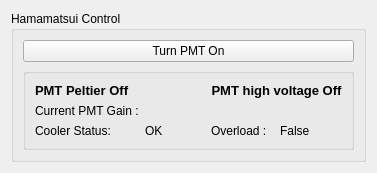
The window that acq4/devices/HamamatsuPMT/hamamatsuPMTTemplate.ui (mgraupe/acq4) describes before a commit, drawn with Qt 5.
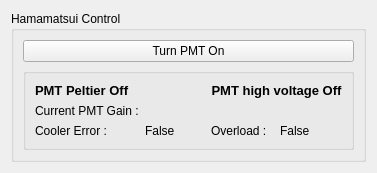
The same window after the commit.

Commit message: status updates now visible in dev gui

Diff of the .ui file:
```diff
--- a/acq4/devices/HamamatsuPMT/hamamatsuPMTTemplate.ui
+++ b/acq4/devices/HamamatsuPMT/hamamatsuPMTTemplate.ui
@@ -29,7 +29,7 @@
          <item row="2" column="0">
           <widget class="QLabel" name="label">
            <property name="text">
-            <string>Cooler Status:</string>
+            <string>Cooler Error :</string>
            </property>
           </widget>
          </item>
@@ -64,7 +64,7 @@
          <item row="2" column="1">
           <widget class="QLabel" name="CoolerStatusLabel">
            <property name="text">
-            <string>OK</string>
+            <string>False</string>
            </property>
           </widget>
          </item>
```
The commit also changes 3 other files.
